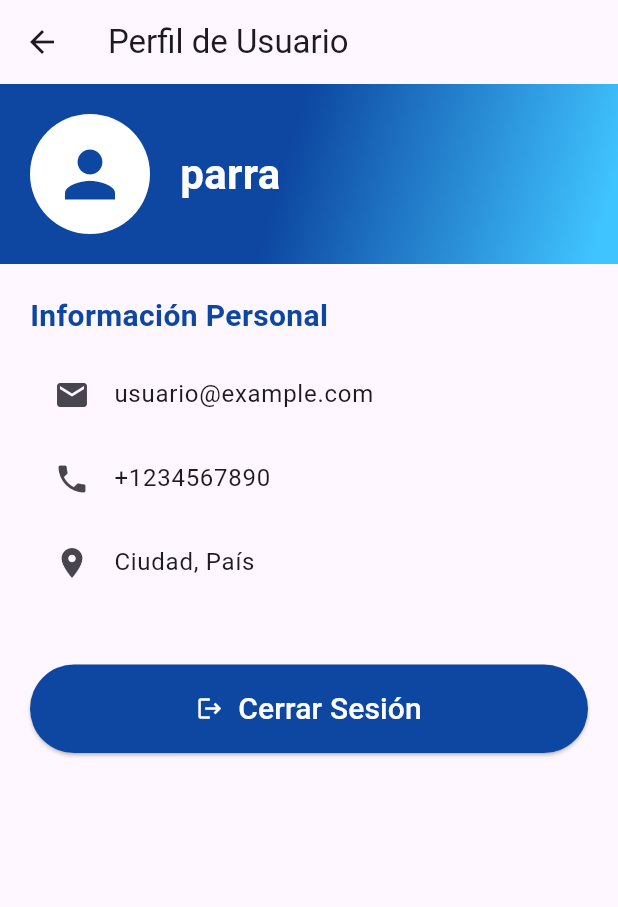
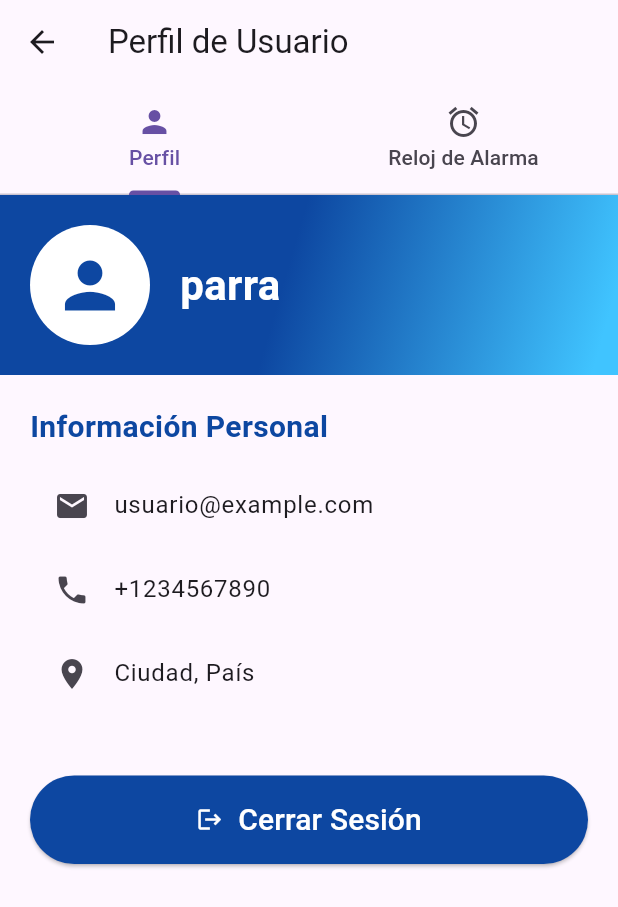
Before and after one commit to Brahn71/appint, a Flutter app: the Usuario screen opened by its route, on a phone screen of 412 x 824 dp. Shown: the top 907 px of the screen. Run offline on Flutter 3.47's test engine with Material 3 defaults, Android fonts, the phone set to English and light mode, and no system bars; our stand-ins replace animate_do.

Commit message:
sistema de alarma y usuario

```diff
--- a/lib/pantallas/usuario.dart
+++ b/lib/pantallas/usuario.dart
@@ -1,17 +1,55 @@
 import 'package:flutter/material.dart';
+import 'reloj_alarma.dart';
 
-class Usuario extends StatelessWidget {
+class Usuario extends StatefulWidget {
   final String nombreUsuario;
 
   const Usuario({super.key, required this.nombreUsuario});
+
+  @override
+  _UsuarioState createState() => _UsuarioState();
+}
+
+class _UsuarioState extends State<Usuario> with SingleTickerProviderStateMixin {
+  late TabController _tabController;
+
+  @override
+  void initState() {
+    super.initState();
+    _tabController = TabController(length: 2, vsync: this);
+  }
+
+  @override
+  void dispose() {
+    _tabController.dispose();
+    super.dispose();
+  }
 
   @override
   Widget build(BuildContext context) {
     return Scaffold(
       appBar: AppBar(
         title: const Text('Perfil de Usuario'),
+        bottom: TabBar(
+          controller: _tabController,
+          tabs: const [
+            Tab(icon: Icon(Icons.person), text: 'Perfil'),
+            Tab(icon: Icon(Icons.alarm), text: 'Reloj de Alarma'),
+          ],
         ),
-      body: SingleChildScrollView(
+      ),
+      body: TabBarView(
+        controller: _tabController,
+        children: [
+          _buildPerfil(),
+          const RelojAlarma(),
+        ],
+      ),
+    );
+  }
+
+  Widget _buildPerfil() {
+    return SingleChildScrollView(
       child: Column(
         crossAxisAlignment: CrossAxisAlignment.start,
         children: <Widget>[
@@ -36,7 +74,7 @@ class Usuario extends StatelessWidget {
                 ),
                 const SizedBox(width: 20),
                 Text(
-                    nombreUsuario,
+                  widget.nombreUsuario,
                   style: const TextStyle(
                     color: Colors.white,
                     fontSize: 28,
@@ -108,7 +146,6 @@ class Usuario extends StatelessWidget {
           const SizedBox(height: 20),
         ],
       ),
-      ),
     );
   }
 }
--- a/pubspec.yaml
+++ b/pubspec.yaml
@@ -30,6 +30,9 @@ environment:
 dependencies:
   flutter:
     sdk: flutter
+  flutter_local_notifications: ^13.0.0
+  timezone: ^0.9.4
+
 
 
   # The following adds the Cupertino Icons font to your application.
```
Also changed, not shown: lib/pantallas/alarmas.dart (deleted), pubspec.lock, 1 other file. Lines whose indentation alone changed are shown as unchanged.
